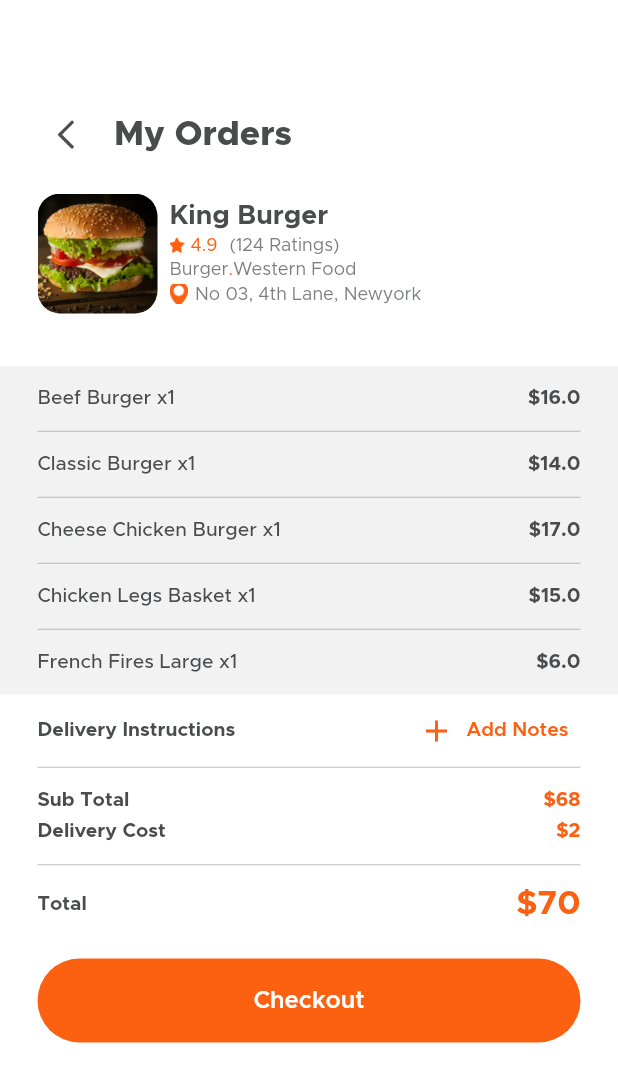
After one commit to MutluClkn/meal_monkey, a Flutter app: the MyOrdersView screen opened directly, on a phone screen of 412 x 824 dp. The commit adds this screen. Shown: the top 1082 px of the screen. Run offline on Flutter 3.47's test engine with Material 2 defaults, Android fonts, the phone set to English and light mode, and no system bars; our stand-ins replace flutter_rating_bar, image_picker; missing offline and left inert: otp_pin_field.

Commit message:
My Orders screen created.

```diff
--- a/lib/view/more/more_view.dart
+++ b/lib/view/more/more_view.dart
@@ -2,6 +2,7 @@ import 'package:flutter/material.dart';
 import 'package:meal_monkey/common/color_extension.dart';
 import 'package:meal_monkey/view/more/about_us_view.dart';
 import 'package:meal_monkey/view/more/inbox_view.dart';
+import 'package:meal_monkey/view/more/my_orders_view.dart';
 import 'package:meal_monkey/view/more/notifications_view.dart';
 import 'package:meal_monkey/view/more/payment_details.dart';
 
@@ -98,6 +99,12 @@ class _MoreViewState extends State<MoreView> {
                               MaterialPageRoute(
                                   builder: (context) =>
                                       const PaymentDetails()));
+                          break;
+                        case '2':
+                          Navigator.push(
+                              context,
+                              MaterialPageRoute(
+                                  builder: (context) => const MyOrdersView()));
                           break;
                         case '3':
                           Navigator.push(
--- /dev/null
+++ b/lib/view/more/my_orders_view.dart
@@ -0,0 +1,381 @@
+import 'package:flutter/material.dart';
+import 'package:meal_monkey/common/color_extension.dart';
+import 'package:meal_monkey/common_widget/round_button.dart';
+
+class MyOrdersView extends StatefulWidget {
+  const MyOrdersView({super.key});
+
+  @override
+  State<MyOrdersView> createState() => _MyOrdersViewState();
+}
+
+class _MyOrdersViewState extends State<MyOrdersView> {
+  List itemArr = [
+    {"name": "Beef Burger", "qty": "1", "price": 16.0},
+    {"name": "Classic Burger", "qty": "1", "price": 14.0},
+    {"name": "Cheese Chicken Burger", "qty": "1", "price": 17.0},
+    {"name": "Chicken Legs Basket", "qty": "1", "price": 15.0},
+    {"name": "French Fires Large", "qty": "1", "price": 6.0}
+  ];
+  @override
+  Widget build(BuildContext context) {
+    return Scaffold(
+      backgroundColor: TColor.white,
+      body: SingleChildScrollView(
+        child: Padding(
+          padding: const EdgeInsets.symmetric(vertical: 20),
+          child: Column(
+            crossAxisAlignment: CrossAxisAlignment.start,
+            children: [
+              const SizedBox(
+                height: 46,
+              ),
+              Padding(
+                padding: const EdgeInsets.symmetric(horizontal: 20),
+                child: Row(
+                  children: [
+                    IconButton(
+                      onPressed: () {
+                        Navigator.pop(context);
+                      },
+                      icon: Image.asset(
+                        'assets/images/btn_back.png',
+                        width: 20,
+                        height: 20,
+                      ),
+                    ),
+                    const SizedBox(
+                      width: 8,
+                    ),
+                    Expanded(
+                      child: Text(
+                        'My Orders',
+                        style: TextStyle(
+                          color: TColor.primaryText,
+                          fontSize: 23,
+                          fontWeight: FontWeight.w800,
+                        ),
+                      ),
+                    ),
+                  ],
+                ),
+              ),
+              Padding(
+                padding:
+                    const EdgeInsets.symmetric(vertical: 15, horizontal: 25),
+                child: Row(
+                  children: [
+                    ClipRRect(
+                      borderRadius: BorderRadius.circular(15),
+                      child: Image.asset(
+                        'assets/images/shop_logo.png',
+                        width: 80,
+                        height: 80,
+                        fit: BoxFit.cover,
+                      ),
+                    ),
+                    const SizedBox(
+                      width: 8,
+                    ),
+                    Expanded(
+                      child: Column(
+                        crossAxisAlignment: CrossAxisAlignment.start,
+                        children: [
+                          Text(
+                            'King Burger',
+                            textAlign: TextAlign.center,
+                            style: TextStyle(
+                              color: TColor.primaryText,
+                              fontSize: 18,
+                              fontWeight: FontWeight.w700,
+                            ),
+                          ),
+                          const SizedBox(
+                            height: 4,
+                          ),
+                          Row(
+                            mainAxisAlignment: MainAxisAlignment.start,
+                            children: [
+                              Image.asset(
+                                'assets/images/rate.png',
+                                width: 10,
+                                height: 10,
+                                fit: BoxFit.cover,
+                              ),
+                              const SizedBox(
+                                width: 4,
+                              ),
+                              Text(
+                                '4.9',
+                                textAlign: TextAlign.center,
+                                style: TextStyle(
+                                  color: TColor.primary,
+                                  fontSize: 12,
+                                ),
+                              ),
+                              const SizedBox(
+                                width: 8,
+                              ),
+                              Text(
+                                '(124 Ratings)',
+                                textAlign: TextAlign.center,
+                                style: TextStyle(
+                                  color: TColor.secondaryText,
+                                  fontSize: 12,
+                                ),
+                              ),
+                            ],
+                          ),
+                          const SizedBox(
+                            height: 4,
+                          ),
+                          Row(
+                            mainAxisAlignment: MainAxisAlignment.start,
+                            children: [
+                              Text(
+                                'Burger',
+                                textAlign: TextAlign.center,
+                                style: TextStyle(
+                                  color: TColor.secondaryText,
+                                  fontSize: 12,
+                                ),
+                              ),
+                              Text(
+                                '.',
+                                textAlign: TextAlign.center,
+                                style: TextStyle(
+                                  color: TColor.primary,
+                                  fontSize: 12,
+                                ),
+                              ),
+                              Text(
+                                'Western Food',
+                                textAlign: TextAlign.center,
+                                style: TextStyle(
+                                  color: TColor.secondaryText,
+                                  fontSize: 12,
+                                ),
+                              )
+                            ],
+                          ),
+                          const SizedBox(
+                            height: 4,
+                          ),
+                          Row(
+                            mainAxisAlignment: MainAxisAlignment.start,
+                            children: [
+                              Image.asset(
+                                'assets/images/location-pin.png',
+                                width: 13,
+                                height: 13,
+                                fit: BoxFit.cover,
+                              ),
+                              const SizedBox(
+                                width: 4,
+                              ),
+                              Expanded(
+                                child: Text(
+                                  'No 03, 4th Lane, Newyork',
+                                  textAlign: TextAlign.left,
+                                  style: TextStyle(
+                                    color: TColor.secondaryText,
+                                    fontSize: 12,
+                                  ),
+                                ),
+                              ),
+                            ],
+                          ),
+                        ],
+                      ),
+                    ),
+                  ],
+                ),
+              ),
+              const SizedBox(
+                height: 20,
+              ),
+              Container(
+                decoration: BoxDecoration(color: TColor.textfield),
+                child: ListView.separated(
+                  physics: const NeverScrollableScrollPhysics(),
+                  shrinkWrap: true,
+                  padding: EdgeInsets.zero,
+                  itemCount: itemArr.length,
+                  itemBuilder: ((context, index) {
+                    var itemObj = itemArr[index] as Map? ?? {};
+                    return Container(
+                      padding: const EdgeInsets.symmetric(
+                          vertical: 15, horizontal: 25),
+                      child: Row(
+                        crossAxisAlignment: CrossAxisAlignment.start,
+                        children: [
+                          Expanded(
+                            child: Text(
+                              '${itemObj["name"].toString()} x${itemObj["qty"].toString()}',
+                              style: TextStyle(
+                                color: TColor.primaryText,
+                                fontSize: 13,
+                                fontWeight: FontWeight.w500,
+                              ),
+                            ),
+                          ),
+                          const SizedBox(
+                            width: 15,
+                          ),
+                          Text(
+                            '\$${itemObj["price"].toString()}',
+                            style: TextStyle(
+                              color: TColor.primaryText,
+                              fontSize: 13,
+                              fontWeight: FontWeight.w700,
+                            ),
+                          )
+                        ],
+                      ),
+                    );
+                  }),
+                  separatorBuilder: ((context, index) => Divider(
+                        indent: 25,
+                        endIndent: 25,
+                        color: TColor.secondaryText.withOpacity(0.5),
+                        height: 1,
+                      )),
+                ),
+              ),
+              Padding(
+                padding: const EdgeInsets.symmetric(horizontal: 25),
+                child: Column(
+                  crossAxisAlignment: CrossAxisAlignment.start,
+                  children: [
+                    Row(
+                      mainAxisAlignment: MainAxisAlignment.spaceBetween,
+                      children: [
+                        Text(
+                          'Delivery Instructions',
+                          textAlign: TextAlign.center,
+                          style: TextStyle(
+                            color: TColor.primaryText,
+                            fontSize: 13,
+                            fontWeight: FontWeight.w700,
+                          ),
+                        ),
+                        TextButton.icon(
+                          onPressed: () {},
+                          icon: Icon(Icons.add, color: TColor.primary),
+                          label: Text(
+                            'Add Notes',
+                            style: TextStyle(
+                              color: TColor.primary,
+                              fontSize: 13,
+                              fontWeight: FontWeight.w600,
+                            ),
+                          ),
+                        )
+                      ],
+                    ),
+                    Divider(
+                      color: TColor.secondaryText.withOpacity(0.5),
+                      height: 1,
+                    ),
+                    const SizedBox(
+                      height: 15,
+                    ),
+                    Row(
+                      mainAxisAlignment: MainAxisAlignment.spaceBetween,
+                      children: [
+                        Text(
+                          'Sub Total',
+                          textAlign: TextAlign.center,
+                          style: TextStyle(
+                            color: TColor.primaryText,
+                            fontSize: 13,
+                            fontWeight: FontWeight.w700,
+                          ),
+                        ),
+                        Text(
+                          '\$68',
+                          style: TextStyle(
+                            color: TColor.primary,
+                            fontSize: 13,
+                            fontWeight: FontWeight.w700,
+                          ),
+                        )
+                      ],
+                    ),
+                    const SizedBox(
+                      height: 8,
+                    ),
+                    Row(
+                      mainAxisAlignment: MainAxisAlignment.spaceBetween,
+                      children: [
+                        Text(
+                          'Delivery Cost',
+                          textAlign: TextAlign.center,
+                          style: TextStyle(
+                            color: TColor.primaryText,
+                            fontSize: 13,
+                            fontWeight: FontWeight.w700,
+                          ),
+                        ),
+                        Text(
+                          '\$2',
+                          style: TextStyle(
+                            color: TColor.primary,
+                            fontSize: 13,
+                            fontWeight: FontWeight.w700,
+                          ),
+                        )
+                      ],
+                    ),
+                    const SizedBox(
+                      height: 15,
+                    ),
+                    Divider(
+                      color: TColor.secondaryText.withOpacity(0.5),
+                      height: 1,
+                    ),
+                    const SizedBox(
+                      height: 15,
+                    ),
+                    Row(
+                      mainAxisAlignment: MainAxisAlignment.spaceBetween,
+                      children: [
+                        Text(
+                          'Total',
+                          textAlign: TextAlign.center,
+                          style: TextStyle(
+                            color: TColor.primaryText,
+                            fontSize: 13,
+                            fontWeight: FontWeight.w700,
+                          ),
+                        ),
+                        Text(
+                          '\$70',
+                          style: TextStyle(
+                            color: TColor.primary,
+                            fontSize: 22,
+                            fontWeight: FontWeight.w700,
+                          ),
+                        )
+                      ],
+                    ),
+                    const SizedBox(
+                      height: 25,
+                    ),
+                    RoundButton(
+                      title: 'Checkout',
+                      onPressed: () {},
+                    ),
+                    const SizedBox(
+                      height: 20,
+                    ),
+                  ],
+                ),
+              ),
+            ],
+          ),
+        ),
+      ),
+    );
+  }
+}
```
Also changed, not shown: documents/myorders.png (added), 1 other file.
